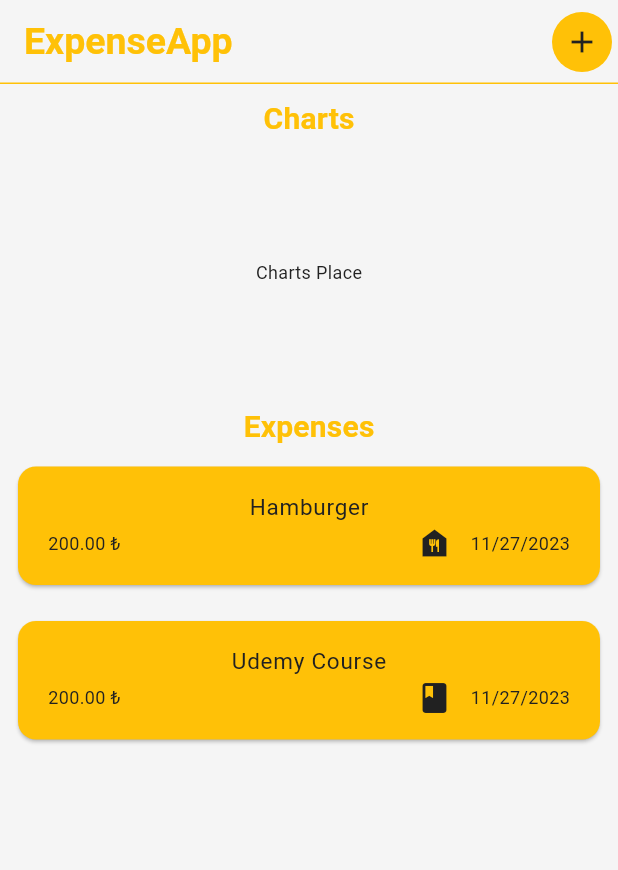
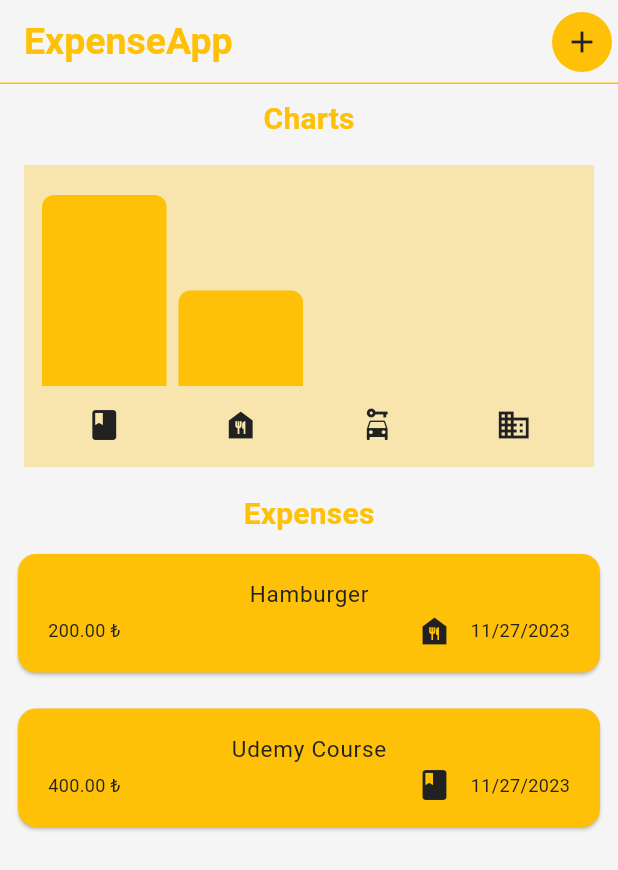
Before and after one commit to mustafatmaca/tobeto-expenseapp, a Flutter app: the screen it shows after launch, on a phone screen of 412 x 824 dp. Shown: the top 870 px of the screen. Run offline on Flutter 3.47's test engine with Material 2 defaults, Android fonts, the phone set to English and light mode, and no system bars.

Commit message:
lesson content

```diff
--- /dev/null
+++ b/lib/models/category_expense.dart
@@ -0,0 +1,23 @@
+import 'package:expense_app/models/expense.dart';
+
+class CategoryExpense {
+  final Category category;
+  final List<Expense> expenses;
+
+  const CategoryExpense({required this.category, required this.expenses});
+
+  CategoryExpense.forCategory(List<Expense> allExpenses, this.category)
+      : expenses = allExpenses
+            .where((element) => element.category == category)
+            .toList();
+
+  double get totalExpensePrice {
+    double sum = 0;
+
+    expenses.forEach((element) {
+      sum += element.price;
+    });
+
+    return sum;
+  }
+}
--- a/lib/models/expense.dart
+++ b/lib/models/expense.dart
@@ -41,7 +41,7 @@ final List<Expense> expenses = [
       category: Category.food),
   Expense(
       name: "Udemy Course",
-      price: 200,
+      price: 400,
       date: DateTime.now(),
       category: Category.education),
 ];
--- a/lib/pages/expense_list.dart
+++ b/lib/pages/expense_list.dart
@@ -1,4 +1,5 @@
 import 'package:expense_app/models/expense.dart';
+import 'package:expense_app/widgets/chart.dart';
 import 'package:expense_app/widgets/expense_item.dart';
 import 'package:flutter/material.dart';
 
@@ -25,16 +26,16 @@ class _ExpenseListState extends State<ExpenseList> {
             "Charts",
             style: Theme.of(context).textTheme.titleMedium,
           ),
-          const Expanded(
-            flex: 1,
-            child: Center(child: Text("Charts Place")),
+          Expanded(
+            flex: 2,
+            child: Chart(expenses: expenses),
           ),
           Text(
             "Expenses",
             style: Theme.of(context).textTheme.titleMedium,
           ),
           Expanded(
-            flex: 3,
+            flex: 4,
             child: ListView.builder(
               itemCount: expenses.length,
               itemBuilder: (context, index) {
--- a/lib/pages/main_page.dart
+++ b/lib/pages/main_page.dart
@@ -60,7 +60,9 @@ class _MainPageState extends State<MainPage> {
         ],
         title: const Text("ExpenseApp"),
       ),
-      body: ExpenseList(removeExpense, showSnackBar),
+      body: expenses.isNotEmpty
+          ? ExpenseList(removeExpense, showSnackBar)
+          : const Center(child: Text("Data is not exist.")),
     );
   }
 }
--- /dev/null
+++ b/lib/widgets/chart.dart
@@ -0,0 +1,67 @@
+import 'package:expense_app/models/category_expense.dart';
+import 'package:expense_app/models/expense.dart';
+import 'package:expense_app/widgets/chart_bar.dart';
+import 'package:flutter/material.dart';
+
+class Chart extends StatelessWidget {
+  final List<Expense> expenses;
+  const Chart({Key? key, required this.expenses}) : super(key: key);
+
+  List<CategoryExpense> get categoryExpenses {
+    return [
+      CategoryExpense.forCategory(expenses, Category.education),
+      CategoryExpense.forCategory(expenses, Category.food),
+      CategoryExpense.forCategory(expenses, Category.travel),
+      CategoryExpense.forCategory(expenses, Category.work),
+    ];
+  }
+
+  double get maxTotal {
+    double maxTotalExoense = 0;
+
+    categoryExpenses.forEach((element) {
+      if (element.totalExpensePrice > maxTotalExoense) {
+        maxTotalExoense = element.totalExpensePrice;
+      }
+    });
+
+    return maxTotalExoense;
+  }
+
+  @override
+  Widget build(BuildContext context) {
+    return Container(
+      width: double.infinity,
+      margin: const EdgeInsets.all(16),
+      padding: const EdgeInsets.symmetric(vertical: 16, horizontal: 8),
+      color: Theme.of(context).primaryColor.withOpacity(0.3),
+      child: Column(
+        children: [
+          Expanded(
+            child: Row(
+              crossAxisAlignment: CrossAxisAlignment.end,
+              children: categoryExpenses
+                  .map((categoryExpense) => ChartBar(
+                      height: categoryExpense.totalExpensePrice == 0
+                          ? 0
+                          : categoryExpense.totalExpensePrice / maxTotal))
+                  .toList(),
+            ),
+          ),
+          const SizedBox(
+            height: 10,
+          ),
+          Row(
+            children: categoryExpenses
+                .map(
+                  (categoryExpense) => Expanded(
+                    child: Icon(categoryIcons[categoryExpense.category]),
+                  ),
+                )
+                .toList(),
+          )
+        ],
+      ),
+    );
+  }
+}
--- /dev/null
+++ b/lib/widgets/chart_bar.dart
@@ -0,0 +1,26 @@
+import 'package:flutter/material.dart';
+
+class ChartBar extends StatelessWidget {
+  final double height;
+  const ChartBar({Key? key, required this.height}) : super(key: key);
+
+  @override
+  Widget build(BuildContext context) {
+    return Expanded(
+      child: Padding(
+        padding: const EdgeInsets.all(4),
+        child: FractionallySizedBox(
+          heightFactor: height,
+          child: DecoratedBox(
+            decoration: BoxDecoration(
+              color: Theme.of(context).primaryColor,
+              shape: BoxShape.rectangle,
+              borderRadius:
+                  const BorderRadius.vertical(top: Radius.circular(8)),
+            ),
+          ),
+        ),
+      ),
+    );
+  }
+}
```
